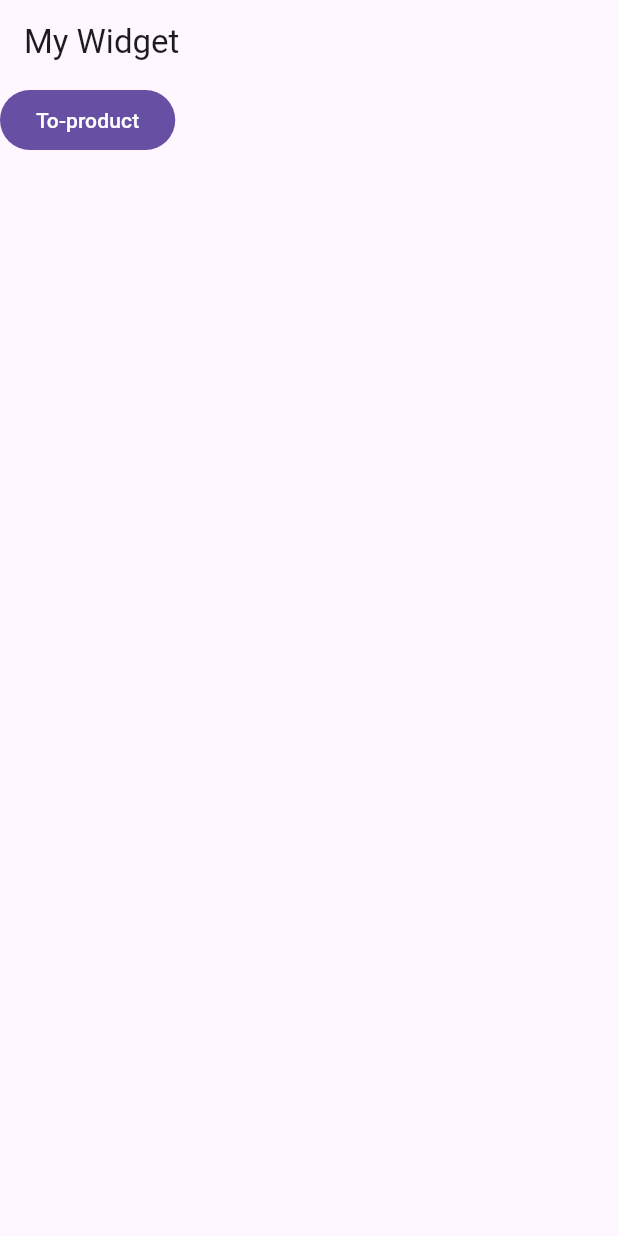
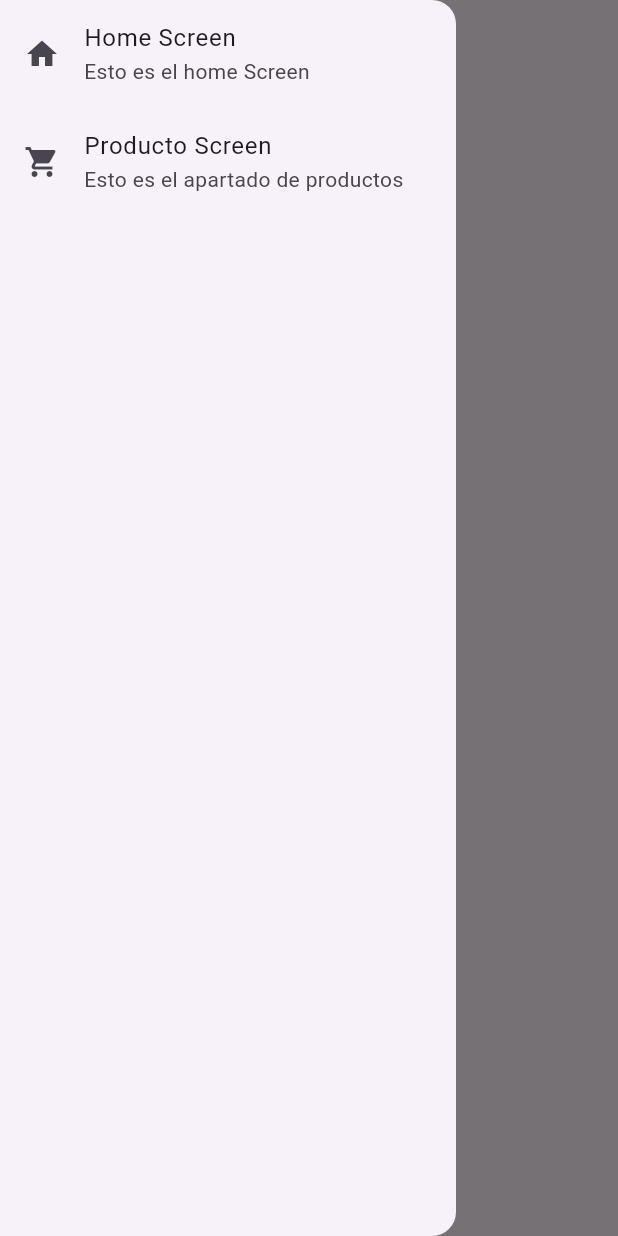
Before and after one commit to JuanJggg/DipositivosM, a Flutter app: the screen it shows after launch, with the side drawer open (before the commit the screen has no drawer), on a phone screen of 412 x 824 dp. Run offline on Flutter 3.47's test engine with Material 3 defaults, Android fonts, the phone set to English and light mode, and no system bars; our stand-ins replace go_router.

Commit message:
Nuevas implementaciones

```diff
--- a/lib/config/router/router.dart
+++ b/lib/config/router/router.dart
@@ -1,15 +1,37 @@
+import 'package:flutter/material.dart';
 import 'package:go_router/go_router.dart';
+import 'package:syke/config/router/router_model.dart';
 import 'package:syke/presentation/home/home_screen.dart';
 import 'package:syke/presentation/home/producto.dart';
+
+final routerConfig = <RouterModel>[
+  RouterModel(
+    name: HomeScreen.routeName,
+    screen: (context, state) => const HomeScreen(),
+    title: 'Home Screen',
+    patch: '/',
+    icon:  Icons.home,
+    description: 'Esto es el home Screen',
+    isVisible: true,
+  ),
+  RouterModel(
+    name: ProductoScreen.routeName,
+    screen: (context, state) => const ProductoScreen(),
+    title: 'Producto Screen',
+    patch: '/producto',
+    icon:  Icons.shopping_cart,
+    description: 'Esto es el apartado de productos',
+    isVisible: true,
+  ),
+];
 
 final router = GoRouter(
   initialLocation: '/',
   routes: <GoRoute> [
-    GoRoute(path: '/', name: 'home', builder: (context, state) {
-      return const HomeScreen();
-    },),
-    GoRoute(path: '/producto', name: 'producto', builder: (context, state) {
-      return const ProductoScreen();
-    },)
+    ...routerConfig.map((e) => GoRoute(
+      path: e.patch,
+      name: e.name,
+      builder: e.screen,
+    ))
   ]
 );
--- a/lib/main.dart
+++ b/lib/main.dart
@@ -10,6 +10,7 @@ class MyApp extends StatelessWidget {
   @override
   Widget build(BuildContext context) {
     return MaterialApp.router(
+      debugShowCheckedModeBanner: false,
       routerConfig: router,
     );
   }
--- a/lib/presentation/home/home_screen.dart
+++ b/lib/presentation/home/home_screen.dart
@@ -1,18 +1,23 @@
 import 'package:flutter/material.dart';
 import 'package:go_router/go_router.dart';
+import 'package:syke/presentation/widget/layout/drawer_widget.dart';
 
 class HomeScreen extends StatelessWidget {
+  static final String routeName = 'home_screen';
   const HomeScreen({super.key});
 
   @override
   Widget build(BuildContext context) {
     return Scaffold(
       appBar: AppBar(
-        title: const Text('My Widget'),
+        title: const Text('Hola Home'),
       ),
-      body: FilledButton(onPressed: (){
-        context.go('/producto');
-      }, child: Text("To-product"))
+      drawer: DrawerWidget(),
+      body: SafeArea(
+        child: FilledButton(onPressed: (){
+          context.go('/producto');
+        }, child: Text("To-product")),
+      )
     );
   }
 }
--- a/lib/presentation/home/producto.dart
+++ b/lib/presentation/home/producto.dart
@@ -1,7 +1,9 @@
 import 'package:flutter/material.dart';
 import 'package:go_router/go_router.dart';
+import 'package:syke/presentation/widget/layout/drawer_widget.dart';
 
 class ProductoScreen extends StatelessWidget {
+  static final String routeName = 'producto_screen';
   const ProductoScreen({super.key});
 
   @override
@@ -10,6 +12,7 @@ class ProductoScreen extends StatelessWidget {
       appBar: AppBar(
         title: const Text('Producto Screen'),
       ),
+      drawer: DrawerWidget(),
       body: FilledButton(onPressed: (){
         context.go('/');
       }, child: Text("To-home")),
--- /dev/null
+++ b/lib/presentation/widget/layout/drawer_widget.dart
@@ -0,0 +1,26 @@
+import 'package:flutter/material.dart';
+import 'package:flutter/widgets.dart';
+import 'package:go_router/go_router.dart';
+import 'package:syke/config/router/router.dart';
+
+class DrawerWidget extends StatelessWidget {
+  const DrawerWidget({super.key});
+
+  @override
+  Widget build(BuildContext context) {
+    return Drawer(
+      child:  Column(
+        children: [
+         ...routerConfig.where((e) => e.isVisible).map((e) => ListTile(
+            leading: Icon(e.icon),
+            title: Text(e.title),
+            subtitle: Text(e.description),
+            onTap: (){
+              context.go(e.patch);
+            },
+          ))
+        ]
+      ),
+    );
+  }
+}
```
Also changed, not shown: lib/config/router/router_model.dart (added, +22 -0 lines).
